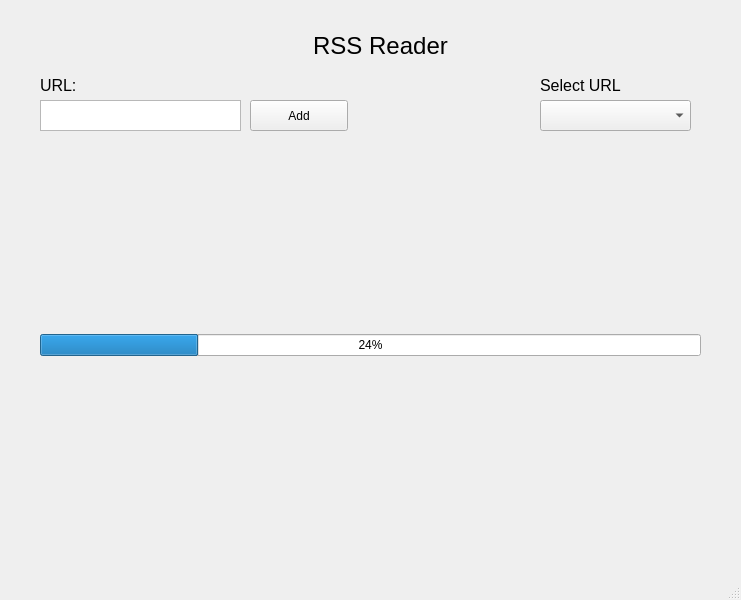
Before: the Qt Designer form rssreader-main.ui in Santhiago/RSS-Reader-MultiHilos, drawn with Qt 5.
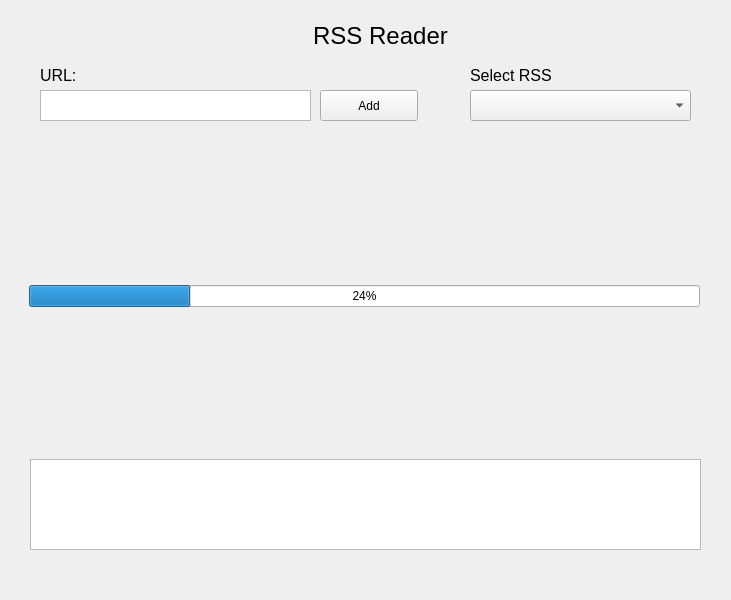
After: the same form once the commit is applied.

Commit message: Gui: Widgets para mostart proceso de hilos

Patch:
```diff
--- a/rssreader-main.ui
+++ b/rssreader-main.ui
@@ -6,7 +6,7 @@
    <rect>
     <x>0</x>
     <y>0</y>
-    <width>741</width>
+    <width>731</width>
     <height>600</height>
    </rect>
   </property>
@@ -18,7 +18,7 @@
     <property name="geometry">
      <rect>
       <x>300</x>
-      <y>10</y>
+      <y>0</y>
       <width>161</width>
       <height>71</height>
      </rect>
@@ -35,31 +35,12 @@
      <set>Qt::AlignCenter</set>
     </property>
    </widget>
-   <widget class="QWidget" name="verticalLayoutWidget">
-    <property name="geometry">
-     <rect>
-      <x>40</x>
-      <y>160</y>
-      <width>661</width>
-      <height>371</height>
-     </rect>
-    </property>
-    <layout class="QVBoxLayout" name="rssweb_container">
-     <item>
-      <widget class="QProgressBar" name="rssweb_progress">
-       <property name="value">
-        <number>24</number>
-       </property>
-      </widget>
-     </item>
-    </layout>
-   </widget>
    <widget class="QComboBox" name="comboBox">
     <property name="geometry">
      <rect>
-      <x>540</x>
-      <y>100</y>
-      <width>151</width>
+      <x>470</x>
+      <y>90</y>
+      <width>221</width>
       <height>31</height>
      </rect>
     </property>
@@ -68,8 +49,8 @@
     <property name="geometry">
      <rect>
       <x>40</x>
-      <y>100</y>
-      <width>201</width>
+      <y>90</y>
+      <width>271</width>
       <height>31</height>
      </rect>
     </property>
@@ -78,7 +59,7 @@
     <property name="geometry">
      <rect>
       <x>40</x>
-      <y>70</y>
+      <y>60</y>
       <width>41</width>
       <height>31</height>
      </rect>
@@ -98,8 +79,8 @@
    <widget class="QLabel" name="label_4">
     <property name="geometry">
      <rect>
-      <x>540</x>
-      <y>70</y>
+      <x>470</x>
+      <y>60</y>
       <width>141</width>
       <height>31</height>
      </rect>
@@ -110,7 +91,7 @@
      </font>
     </property>
     <property name="text">
-     <string>Select URL</string>
+     <string>Select RSS</string>
     </property>
     <property name="alignment">
      <set>Qt::AlignLeading|Qt::AlignLeft|Qt::AlignVCenter</set>
@@ -119,8 +100,8 @@
    <widget class="QPushButton" name="pushButton">
     <property name="geometry">
      <rect>
-      <x>250</x>
-      <y>100</y>
+      <x>320</x>
+      <y>90</y>
       <width>98</width>
       <height>31</height>
      </rect>
@@ -129,6 +110,44 @@
      <string>Add</string>
     </property>
    </widget>
+   <widget class="QWidget" name="verticalLayoutWidget_2">
+    <property name="geometry">
+     <rect>
+      <x>29</x>
+      <y>141</y>
+      <width>671</width>
+      <height>311</height>
+     </rect>
+    </property>
+    <layout class="QVBoxLayout" name="verticalLayout">
+     <item>
+      <layout class="QVBoxLayout" name="rssweb_container">
+       <item>
+        <widget class="QProgressBar" name="rssweb_progress">
+         <property name="value">
+          <number>24</number>
+         </property>
+        </widget>
+       </item>
+      </layout>
+     </item>
+    </layout>
+   </widget>
+   <widget class="QWidget" name="verticalLayoutWidget_3">
+    <property name="geometry">
+     <rect>
+      <x>30</x>
+      <y>459</y>
+      <width>671</width>
+      <height>91</height>
+     </rect>
+    </property>
+    <layout class="QVBoxLayout" name="verticalLayout_2">
+     <item>
+      <widget class="QTextEdit" name="rss_terminal"/>
+     </item>
+    </layout>
+   </widget>
   </widget>
   <widget class="QMenuBar" name="menubar">
    <property name="geometry">
@@ -140,7 +159,6 @@
     </rect>
    </property>
   </widget>
-  <widget class="QStatusBar" name="statusbar"/>
  </widget>
  <resources/>
  <connections/>
```
Left out of the diff: 2 changed lines with no effect on the pictures. The commit also changes 3 other files.
